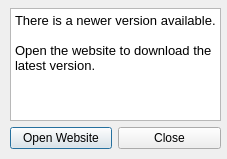
This is src/forms/UpdateDialog.ui in routerkeygen/routerkeygenPC as Qt 5 draws it before an edit. The edited form follows.
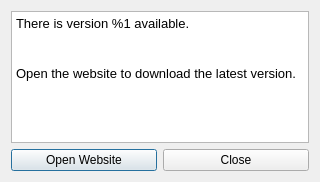
This is the edited form.

Commit message: Check for updates everytime the program is executed. Added version reporting to the Update dialog

Diff of the .ui file:
```diff
--- a/src/forms/UpdateDialog.ui
+++ b/src/forms/UpdateDialog.ui
@@ -6,22 +6,15 @@
    <rect>
     <x>0</x>
     <y>0</y>
-    <width>227</width>
-    <height>159</height>
+    <width>320</width>
+    <height>182</height>
    </rect>
   </property>
   <property name="windowTitle">
    <string>Updates available</string>
   </property>
-  <widget class="QWidget" name="layoutWidget">
-   <property name="geometry">
-    <rect>
-     <x>10</x>
-     <y>8</y>
-     <width>211</width>
-     <height>141</height>
-    </rect>
-   </property>
+  <layout class="QGridLayout" name="gridLayout_2">
+   <item row="0" column="0">
    <layout class="QGridLayout" name="gridLayout">
     <item row="0" column="0" colspan="2">
      <widget class="QTextBrowser" name="textBrowser">
@@ -29,10 +22,10 @@
        <string>&lt;!DOCTYPE HTML PUBLIC &quot;-//W3C//DTD HTML 4.0//EN&quot; &quot;http://www.w3.org/TR/REC-html40/strict.dtd&quot;&gt;
 &lt;html&gt;&lt;head&gt;&lt;meta name=&quot;qrichtext&quot; content=&quot;1&quot; /&gt;&lt;style type=&quot;text/css&quot;&gt;
 p, li { white-space: pre-wrap; }
-&lt;/style&gt;&lt;/head&gt;&lt;body style=&quot; font-family:'Sans'; font-size:10pt; font-weight:400; font-style:normal;&quot;&gt;
-&lt;p style=&quot; margin-top:0px; margin-bottom:0px; margin-left:0px; margin-right:0px; -qt-block-indent:0; text-indent:0px;&quot;&gt;There is a newer version available.&lt;/p&gt;
-&lt;p style=&quot;-qt-paragraph-type:empty; margin-top:0px; margin-bottom:0px; margin-left:0px; margin-right:0px; -qt-block-indent:0; text-indent:0px;&quot;&gt;&lt;/p&gt;
-&lt;p style=&quot; margin-top:0px; margin-bottom:0px; margin-left:0px; margin-right:0px; -qt-block-indent:0; text-indent:0px;&quot;&gt;Open the website to download the latest version.&lt;/p&gt;&lt;/body&gt;&lt;/html&gt;</string>
+&lt;/style&gt;&lt;/head&gt;&lt;body style=&quot; font-family:'Ubuntu'; font-size:11pt; font-weight:400; font-style:normal;&quot;&gt;
+&lt;p style=&quot; margin-top:0px; margin-bottom:0px; margin-left:0px; margin-right:0px; -qt-block-indent:0; text-indent:0px;&quot;&gt;&lt;span style=&quot; font-family:'Sans'; font-size:10pt;&quot;&gt;There is version %1 available.&lt;/span&gt;&lt;/p&gt;
+&lt;p style=&quot; margin-top:0px; margin-bottom:0px; margin-left:0px; margin-right:0px; -qt-block-indent:0; text-indent:0px;&quot;&gt;&lt;span style=&quot; font-family:'Sans'; font-size:10pt;&quot;&gt;&lt;br /&gt;&lt;/span&gt;&lt;/p&gt;
+&lt;p style=&quot; margin-top:0px; margin-bottom:0px; margin-left:0px; margin-right:0px; -qt-block-indent:0; text-indent:0px;&quot;&gt;&lt;span style=&quot; font-family:'Sans'; font-size:10pt;&quot;&gt;Open the website to download the latest version.&lt;/span&gt;&lt;/p&gt;&lt;/body&gt;&lt;/html&gt;</string>
       </property>
      </widget>
     </item>
@@ -51,7 +44,8 @@
      </widget>
     </item>
    </layout>
-  </widget>
+   </item>
+  </layout>
  </widget>
  <resources/>
  <connections>
```
Lines whose indentation alone changed are shown as unchanged. The commit also changes 9 other files.
